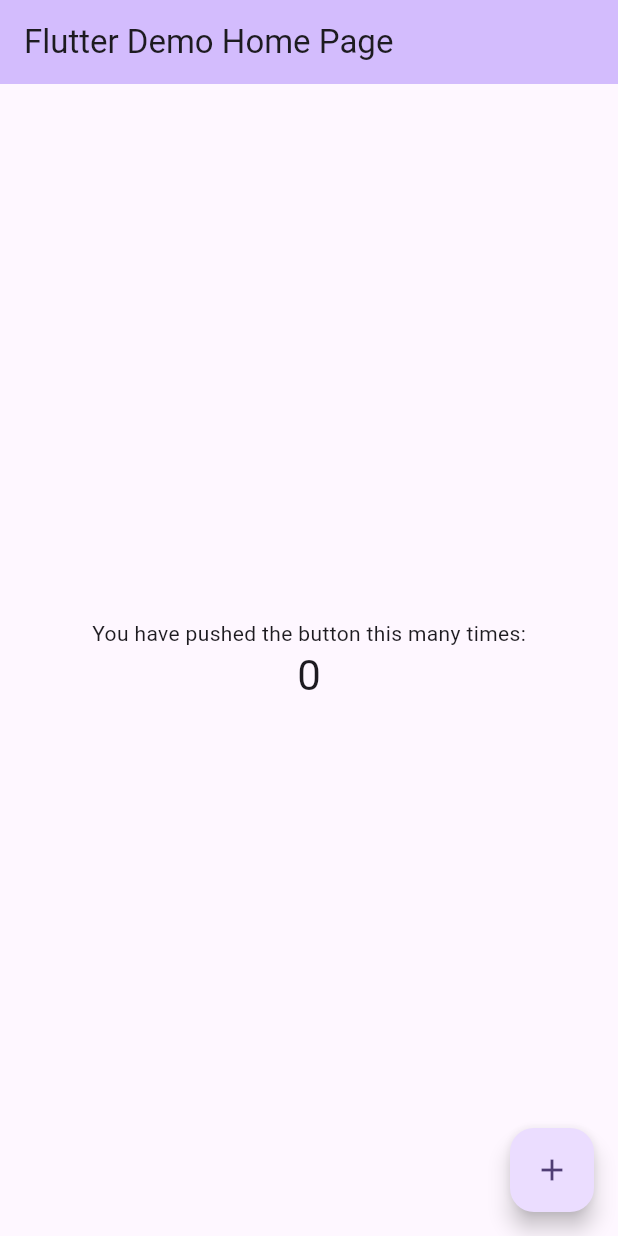
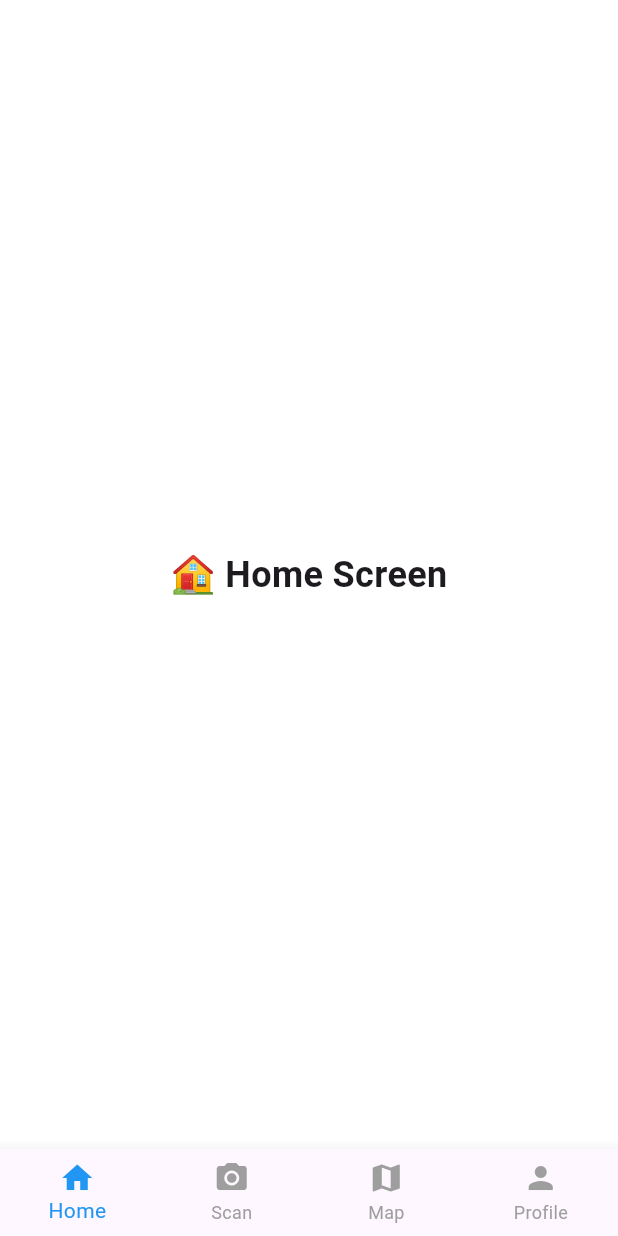
Before and after one commit to GDG-Hackaton-G10/Frontend-flutter, a Flutter app: the screen it shows after launch, on a phone screen of 412 x 824 dp. Run offline on Flutter 3.47's test engine with Material 3 defaults, Android fonts, the phone set to English and light mode, and no system bars; our stand-ins replace dio, flutter_riverpod.

Commit message:
feat: implement main navigation shell with bottom navigation bar and feature placeholders

```diff
--- /dev/null
+++ b/lib/app/main_entry_screen.dart
@@ -0,0 +1,48 @@
+import 'package:flutter/material.dart';
+import '../features/home/presentation/screens/home_screen.dart';
+import '../features/scanner/presentation/screens/scanner_screen.dart';
+import '../features/pharmacy_map/presentation/screens/map_screen.dart';
+import '../features/profile/presentation/screens/profile_screen.dart';
+
+class MainEntryScreen extends StatefulWidget {
+  const MainEntryScreen({super.key});
+
+  @override
+  State<MainEntryScreen> createState() => _MainEntryScreenState();
+}
+
+class _MainEntryScreenState extends State<MainEntryScreen> {
+  int _currentIndex = 0;
+
+  // This list holds the screens we just created
+  final List<Widget> _pages = [
+    const HomeScreen(),
+    const ScannerScreen(),
+    const MapScreen(),
+    const ProfileScreen(),
+  ];
+
+  @override
+  Widget build(BuildContext context) {
+    return Scaffold(
+      body: IndexedStack(index: _currentIndex, children: _pages),
+      bottomNavigationBar: BottomNavigationBar(
+        currentIndex: _currentIndex,
+        onTap: (index) {
+          setState(() {
+            _currentIndex = index;
+          });
+        },
+        type: BottomNavigationBarType.fixed,
+        selectedItemColor: Colors.blue,
+        unselectedItemColor: Colors.grey,
+        items: const [
+          BottomNavigationBarItem(icon: Icon(Icons.home), label: 'Home'),
+          BottomNavigationBarItem(icon: Icon(Icons.camera_alt), label: 'Scan'),
+          BottomNavigationBarItem(icon: Icon(Icons.map), label: 'Map'),
+          BottomNavigationBarItem(icon: Icon(Icons.person), label: 'Profile'),
+        ],
+      ),
+    );
+  }
+}
--- /dev/null
+++ b/lib/features/home/presentation/screens/home_screen.dart
@@ -0,0 +1,18 @@
+import 'package:flutter/material.dart';
+
+class HomeScreen extends StatelessWidget {
+  const HomeScreen({super.key});
+
+  @override
+  Widget build(BuildContext context) {
+    return const Scaffold(
+      backgroundColor: Colors.white,
+      body: Center(
+        child: Text(
+          '🏠 Home Screen',
+          style: TextStyle(fontSize: 24, fontWeight: FontWeight.bold),
+        ),
+      ),
+    );
+  }
+}
--- a/lib/main.dart
+++ b/lib/main.dart
@@ -1,4 +1,5 @@
 import 'package:flutter/material.dart';
+import 'app/main_entry_screen.dart'; // Import the shell
 
 void main() {
   runApp(const MyApp());
@@ -7,116 +8,14 @@ void main() {
 class MyApp extends StatelessWidget {
   const MyApp({super.key});
 
-  // This widget is the root of your application.
   @override
   Widget build(BuildContext context) {
     return MaterialApp(
-      title: 'Flutter Demo',
-      theme: ThemeData(
-        // This is the theme of your application.
-        //
-        // TRY THIS: Try running your application with "flutter run". You'll see
-        // the application has a purple toolbar. Then, without quitting the app,
-        // try changing the seedColor in the colorScheme below to Colors.green
-        // and then invoke "hot reload" (save your changes or press the "hot
-        // reload" button in a Flutter-supported IDE, or press "r" if you used
-        // the command line to start the app).
-        //
-        // Notice that the counter didn't reset back to zero; the application
-        // state is not lost during the reload. To reset the state, use hot
-        // restart instead.
-        //
-        // This works for code too, not just values: Most code changes can be
-        // tested with just a hot reload.
-        colorScheme: .fromSeed(seedColor: Colors.deepPurple),
-      ),
-      home: const MyHomePage(title: 'Flutter Demo Home Page'),
+      debugShowCheckedModeBanner: false, // Removes the red "Debug" banner
+      title: 'Pharmacy App',
+      theme: ThemeData(useMaterial3: true, primarySwatch: Colors.blue),
+      home:
+          const MainEntryScreen(), // This starts the app at the Navigation Bar
     );
   }
 }
-
-class MyHomePage extends StatefulWidget {
-  const MyHomePage({super.key, required this.title});
-
-  // This widget is the home page of your application. It is stateful, meaning
-  // that it has a State object (defined below) that contains fields that affect
-  // how it looks.
-
-  // This class is the configuration for the state. It holds the values (in this
-  // case the title) provided by the parent (in this case the App widget) and
-  // used by the build method of the State. Fields in a Widget subclass are
-  // always marked "final".
-
-  final String title;
-
-  @override
-  State<MyHomePage> createState() => _MyHomePageState();
-}
-
-class _MyHomePageState extends State<MyHomePage> {
-  int _counter = 0;
-
-  void _incrementCounter() {
-    setState(() {
-      // This call to setState tells the Flutter framework that something has
-      // changed in this State, which causes it to rerun the build method below
-      // so that the display can reflect the updated values. If we changed
-      // _counter without calling setState(), then the build method would not be
-      // called again, and so nothing would appear to happen.
-      _counter++;
-    });
-  }
-
-  @override
-  Widget build(BuildContext context) {
-    // This method is rerun every time setState is called, for instance as done
-    // by the _incrementCounter method above.
-    //
-    // The Flutter framework has been optimized to make rerunning build methods
-    // fast, so that you can just rebuild anything that needs updating rather
-    // than having to individually change instances of widgets.
-    return Scaffold(
-      appBar: AppBar(
-        // TRY THIS: Try changing the color here to a specific color (to
-        // Colors.amber, perhaps?) and trigger a hot reload to see the AppBar
-        // change color while the other colors stay the same.
-        backgroundColor: Theme.of(context).colorScheme.inversePrimary,
-        // Here we take the value from the MyHomePage object that was created by
-        // the App.build method, and use it to set our appbar title.
-        title: Text(widget.title),
-      ),
-      body: Center(
-        // Center is a layout widget. It takes a single child and positions it
-        // in the middle of the parent.
-        child: Column(
-          // Column is also a layout widget. It takes a list of children and
-          // arranges them vertically. By default, it sizes itself to fit its
-          // children horizontally, and tries to be as tall as its parent.
-          //
-          // Column has various properties to control how it sizes itself and
-          // how it positions its children. Here we use mainAxisAlignment to
-          // center the children vertically; the main axis here is the vertical
-          // axis because Columns are vertical (the cross axis would be
-          // horizontal).
-          //
-          // TRY THIS: Invoke "debug painting" (choose the "Toggle Debug Paint"
-          // action in the IDE, or press "p" in the console), to see the
-          // wireframe for each widget.
-          mainAxisAlignment: .center,
-          children: [
-            const Text('You have pushed the button this many times:'),
-            Text(
-              '$_counter',
-              style: Theme.of(context).textTheme.headlineMedium,
-            ),
-          ],
-        ),
-      ),
-      floatingActionButton: FloatingActionButton(
-        onPressed: _incrementCounter,
-        tooltip: 'Increment',
-        child: const Icon(Icons.add),
-      ),
-    );
-  }
-}
```
Also changed, not shown: lib/features/pharmacy_map/presentation/screens/map_screen.dart (added, +18 -0 lines), lib/features/profile/presentation/screens/profile_screen.dart (added, +18 -0 lines), lib/features/scanner/presentation/screens/scanner_screen.dart (added, +18 -0 lines).
